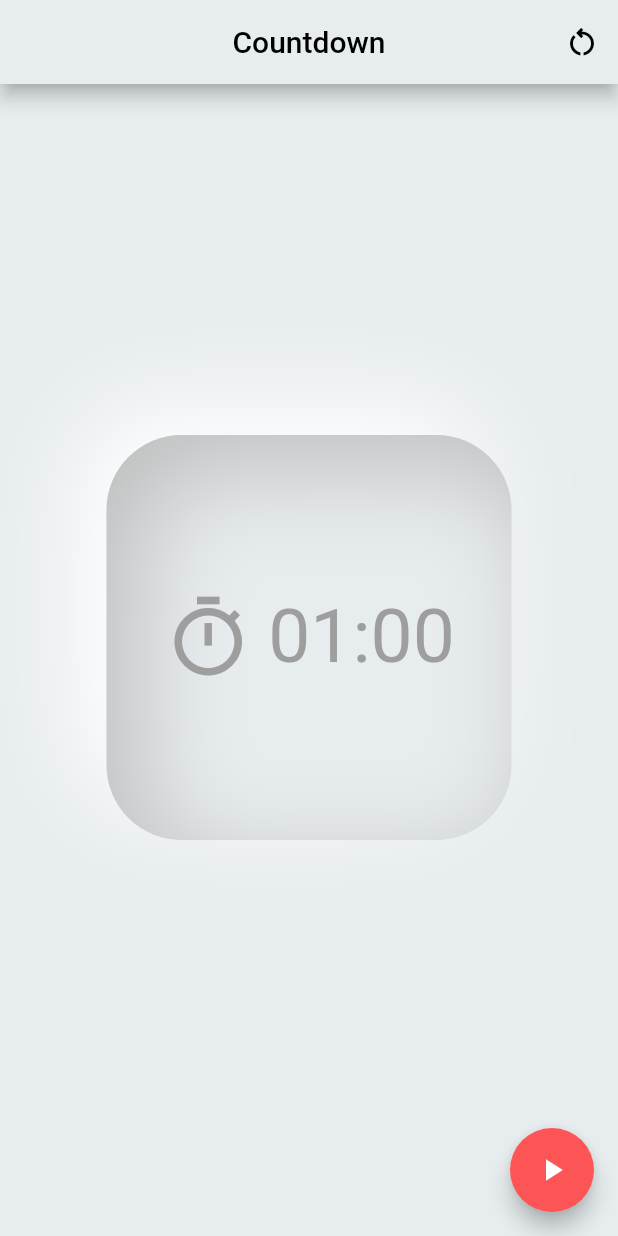
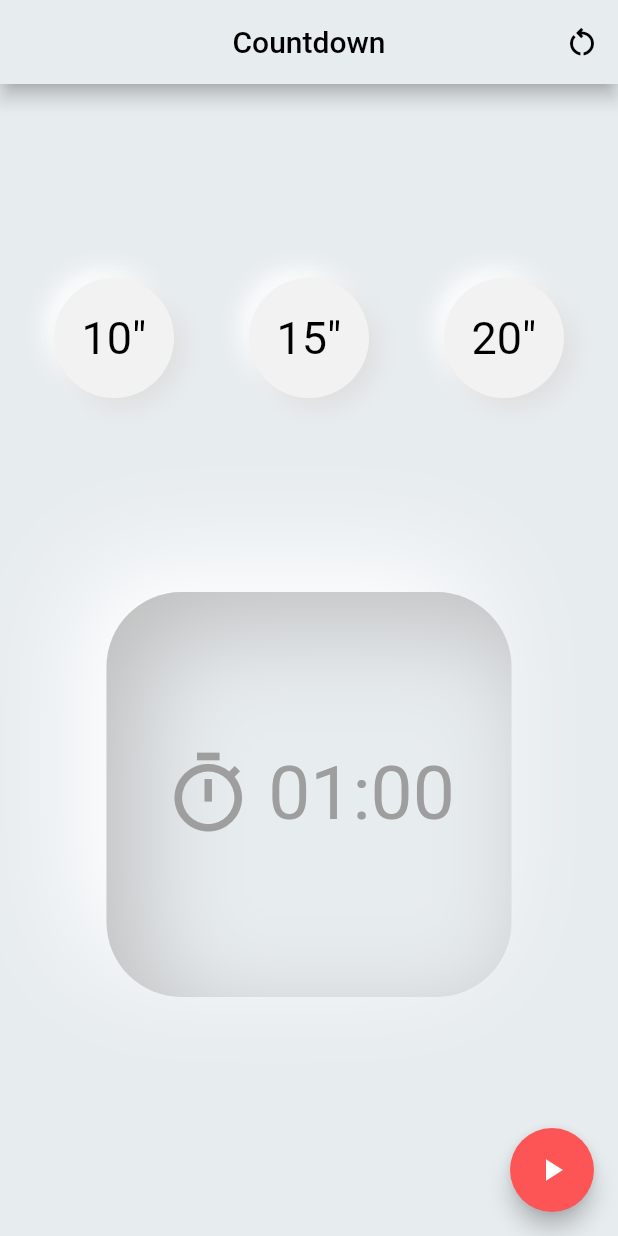
Before and after one commit to alecorodri/countdown_modern_design, a Flutter app: the screen it shows after launch, on a phone screen of 412 x 824 dp. Run offline on Flutter 3.47's test engine with Material 2 defaults, Android fonts, the phone set to English and light mode, and no system bars; drawn by our look-alikes of clay_containers; our stand-ins replace flutter_inset_box_shadow.

Commit message:
add minutes

```diff
--- a/lib/pages/home_page.dart
+++ b/lib/pages/home_page.dart
@@ -1,5 +1,7 @@
 import 'dart:math';
 
+import 'package:clay_containers/constants.dart';
+import 'package:clay_containers/widgets/clay_container.dart';
 import 'package:countdown_modern_design/providers/countdown_provider.dart';
 import 'package:flutter/material.dart' hide BoxDecoration, BoxShadow;
 import 'package:provider/provider.dart';
@@ -58,12 +60,57 @@ class _CounterView extends StatelessWidget {
   @override
   Widget build(BuildContext context) {
     double size = Random().nextInt(150) + 200.toDouble();
+    Color baseColor = const Color(0xFFF2F2F2);
+
     return Column(
       mainAxisAlignment: MainAxisAlignment.spaceBetween,
       crossAxisAlignment: CrossAxisAlignment.center,
       children: [
+        const SizedBox(),
         Row(
-          children: [],
+          mainAxisAlignment: MainAxisAlignment.center,
+          crossAxisAlignment: CrossAxisAlignment.center,
+          children: [
+            ClayContainer(
+              child: Center(
+                  child: Text('10"',
+                      style: TextStyle(color: Colors.black, fontSize: 30))),
+              color: baseColor,
+              height: 80,
+              width: 80,
+              borderRadius: 75,
+              curveType: CurveType.none,
+            ),
+            const SizedBox(
+              width: 50,
+            ),
+            ClayContainer(
+              child: GestureDetector(
+                onTap: () {},
+                child: Center(
+                    child: Text('15"',
+                        style: TextStyle(color: Colors.black, fontSize: 30))),
+              ),
+              color: baseColor,
+              height: 80,
+              width: 80,
+              borderRadius: 75,
+              curveType: CurveType.none,
+            ),
+            const SizedBox(
+              width: 50,
+            ),
+            ClayContainer(
+              child: Center(
+                  child: Text('20"',
+                      style: TextStyle(color: Colors.black, fontSize: 30))),
+              color: baseColor,
+              height: 80,
+              width: 80,
+              borderRadius: 75,
+              curveType: CurveType.none,
+            ),
+          ],
         ),
         Center(
           child: AnimatedContainer(
--- a/lib/providers/countdown_provider.dart
+++ b/lib/providers/countdown_provider.dart
@@ -40,6 +40,10 @@ class CountdounProvider extends ChangeNotifier {
     return isRunning;
   }
 
+  set timeLeft(Duration value) {
+    duration = value;
+  }
+
   String get timeLeftString {
     final minutes =
         ((duration.inSeconds / 60) % 60).floor().toString().padLeft(2, '0');
```
